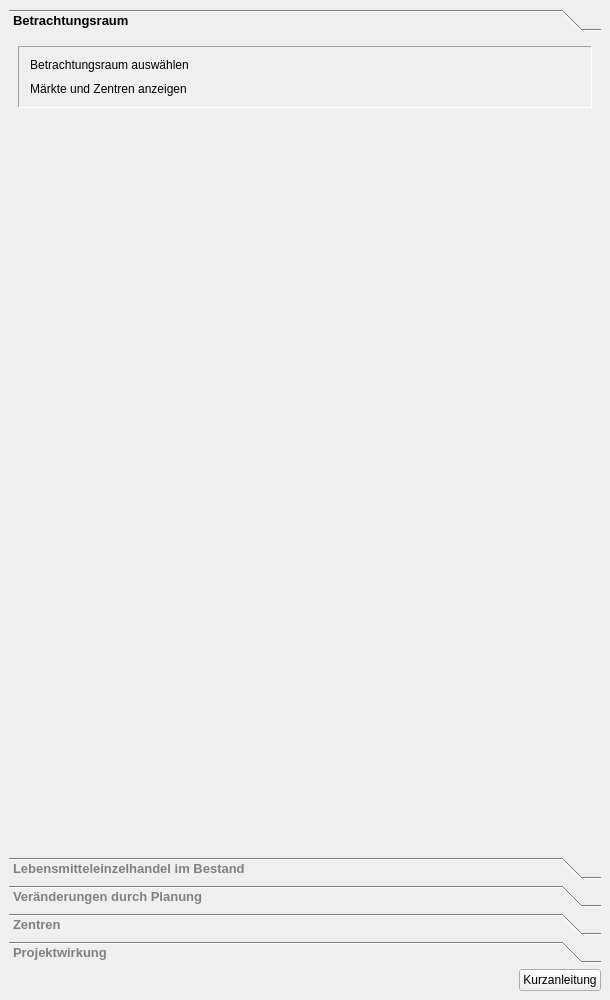
Above: projektcheck/ui/ProjektCheck_dockwidget_analysis_08-SKSM.ui from projektcheck/ProjektCheck-QGIS before the change. Below: the same form after it.
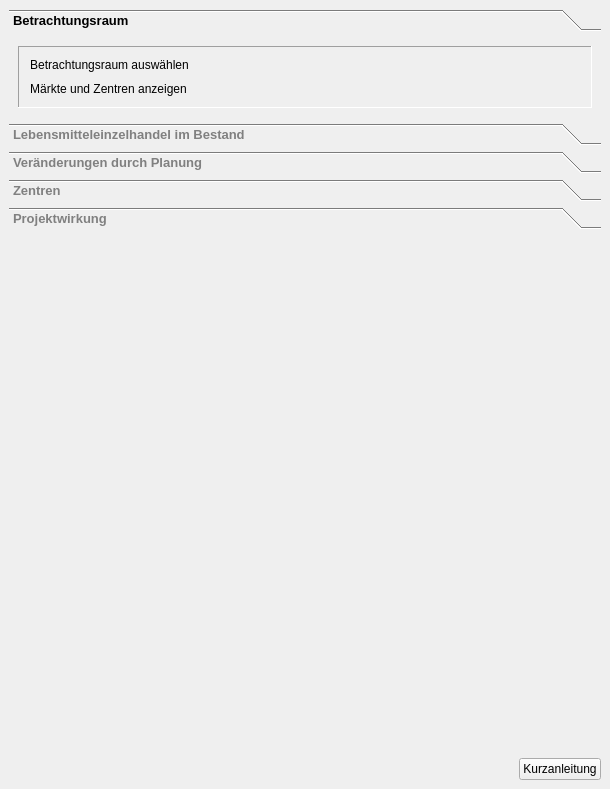
That is the form after the change. Icons and pictures are not drawn.

Commit message: market competition tabs

Diff of the .ui file:
```diff
--- a/projektcheck/ui/ProjektCheck_dockwidget_analysis_08-SKSM.ui
+++ b/projektcheck/ui/ProjektCheck_dockwidget_analysis_08-SKSM.ui
@@ -7,7 +7,7 @@
     <x>0</x>
     <y>0</y>
     <width>610</width>
-    <height>1000</height>
+    <height>789</height>
    </rect>
   </property>
   <property name="styleSheet">
@@ -65,7 +65,7 @@
          <x>0</x>
          <y>0</y>
          <width>592</width>
-         <height>793</height>
+         <height>146</height>
         </rect>
        </property>
        <attribute name="label">
@@ -156,19 +156,6 @@
           </layout>
          </widget>
         </item>
-        <item>
-         <spacer name="verticalSpacer">
-          <property name="orientation">
-           <enum>Qt::Vertical</enum>
-          </property>
-          <property name="sizeHint" stdset="0">
-           <size>
-            <width>20</width>
-            <height>40</height>
-           </size>
-          </property>
-         </spacer>
-        </item>
        </layout>
       </widget>
       <widget class="QWidget" name="page_2">
@@ -1018,6 +1005,58 @@
       </widget>
      </widget>
     </item>
+    <item>
+     <spacer name="verticalSpacer_8">
+      <property name="orientation">
+       <enum>Qt::Vertical</enum>
+      </property>
+      <property name="sizeHint" stdset="0">
+       <size>
+        <width>20</width>
+        <height>40</height>
+       </size>
+      </property>
+     </spacer>
+    </item>
+    <item>
+     <spacer name="verticalSpacer_7">
+      <property name="orientation">
+       <enum>Qt::Vertical</enum>
+      </property>
+      <property name="sizeHint" stdset="0">
+       <size>
+        <width>20</width>
+        <height>40</height>
+       </size>
+      </property>
+     </spacer>
+    </item>
+    <item>
+     <spacer name="verticalSpacer_6">
+      <property name="orientation">
+       <enum>Qt::Vertical</enum>
+      </property>
+      <property name="sizeHint" stdset="0">
+       <size>
+        <width>20</width>
+        <height>40</height>
+       </size>
+      </property>
+     </spacer>
+    </item>
+    <item>
+     <spacer name="verticalSpacer">
+      <property name="orientation">
+       <enum>Qt::Vertical</enum>
+      </property>
+      <property name="sizeHint" stdset="0">
+       <size>
+        <width>20</width>
+        <height>40</height>
+       </size>
+      </property>
+     </spacer>
+    </item>
     <item>
      <layout class="QHBoxLayout" name="horizontalLayout_2">
       <property name="leftMargin">
```
Left out of the diff: 10 changed lines with no effect on the pictures. The commit also changes 1 other file.
